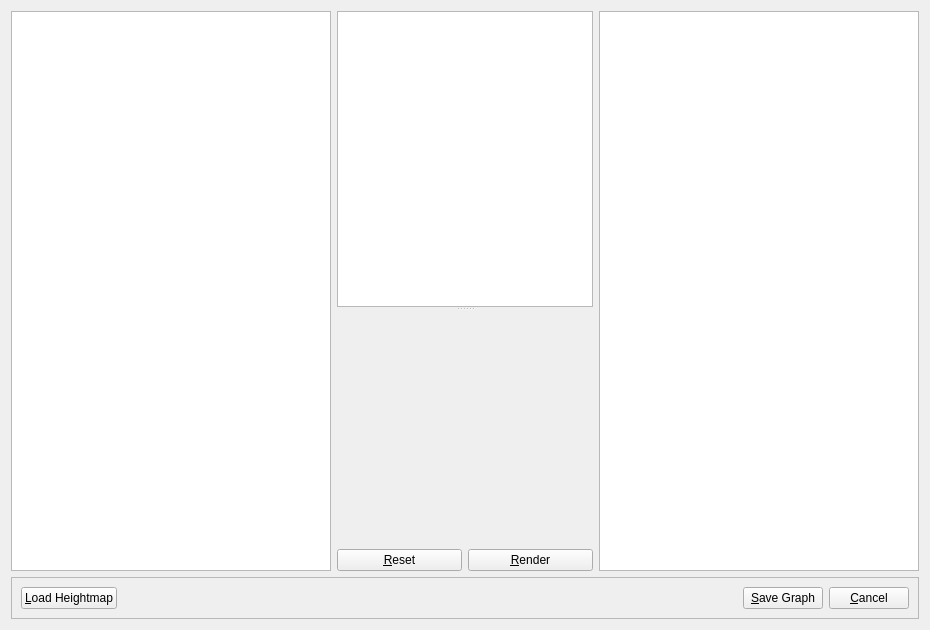
Old version of the form editor/heightmapeditor.ui in the repository voodooattack/ADWIF.
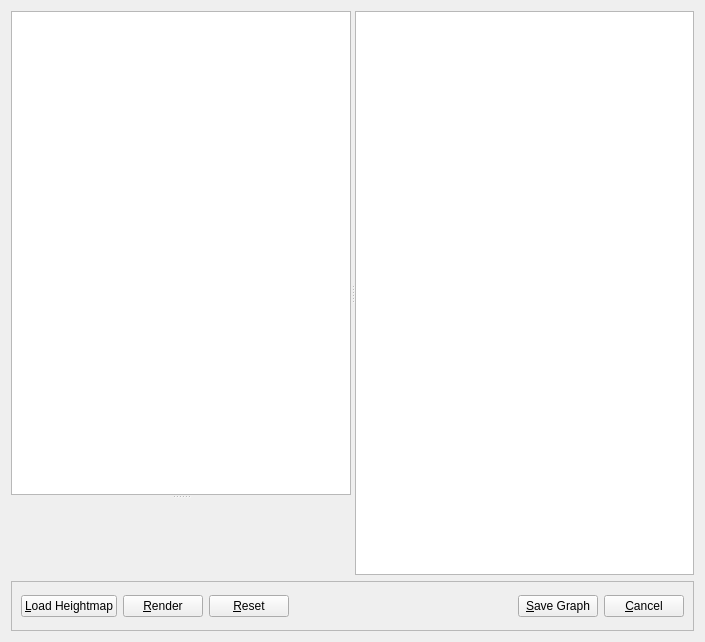
New version of the form. Custom widgets are drawn as their Qt base class.

Commit message: Lots of work on the editor, noise graph building UI.

Patch:
```diff
--- a/editor/heightmapeditor.ui
+++ b/editor/heightmapeditor.ui
@@ -6,63 +6,60 @@
    <rect>
     <x>0</x>
     <y>0</y>
-    <width>927</width>
-    <height>629</height>
+    <width>705</width>
+    <height>642</height>
    </rect>
   </property>
   <property name="windowTitle">
    <string>Heightmap Graph Editor</string>
   </property>
-  <layout class="QGridLayout" name="gridLayout_2">
-   <property name="sizeConstraint">
-    <enum>QLayout::SetFixedSize</enum>
-   </property>
-   <item row="0" column="0">
-    <layout class="QGridLayout" name="gridLayout_4">
-     <item row="1" column="1">
-      <layout class="QGridLayout" name="gridLayout_5">
-       <item row="0" column="1">
-        <widget class="QPushButton" name="buttonRender">
-         <property name="text">
-          <string>&amp;Render</string>
-         </property>
-        </widget>
-       </item>
-       <item row="0" column="0">
-        <widget class="QPushButton" name="buttonReset">
-         <property name="text">
-          <string>&amp;Reset</string>
-         </property>
-        </widget>
-       </item>
-      </layout>
-     </item>
-     <item row="0" column="0" rowspan="2">
-      <widget class="QGraphicsView" name="cellSelectView">
-       <property name="minimumSize">
-        <size>
-         <width>320</width>
-         <height>560</height>
-        </size>
-       </property>
-      </widget>
-     </item>
-     <item row="0" column="2" rowspan="2">
-      <widget class="QGraphicsView" name="renderView">
-       <property name="minimumSize">
-        <size>
-         <width>320</width>
-         <height>560</height>
-        </size>
+  <layout class="QVBoxLayout" name="verticalLayout">
+   <item>
+    <widget class="QSplitter" name="splitterMain">
+     <property name="sizePolicy">
+      <sizepolicy hsizetype="Expanding" vsizetype="Expanding">
+       <horstretch>0</horstretch>
+       <verstretch>0</verstretch>
+      </sizepolicy>
+     </property>
+     <property name="orientation">
+      <enum>Qt::Horizontal</enum>
+     </property>
+     <property name="opaqueResize">
+      <bool>false</bool>
+     </property>
+     <widget class="QSplitter" name="splitter">
+      <property name="orientation">
+       <enum>Qt::Vertical</enum>
+      </property>
+      <widget class="ADWIF::NoiseGraphBuilder" name="graphBuilder">
+       <property name="headerHidden">
+        <bool>true</bool>
        </property>
       </widget>
-     </item>
-     <item row="2" column="0" colspan="3">
+      <widget class="QtTreePropertyBrowser" name="propertyBrowser" native="true"/>
+     </widget>
+     <widget class="QGraphicsView" name="renderView"/>
+    </widget>
+   </item>
+   <item>
       <widget class="QFrame" name="frame">
+     <property name="sizePolicy">
+      <sizepolicy hsizetype="Preferred" vsizetype="Fixed">
+       <horstretch>0</horstretch>
+       <verstretch>0</verstretch>
+      </sizepolicy>
+     </property>
        <property name="minimumSize">
         <size>
          <width>0</width>
-         <height>30</height>
+       <height>50</height>
+      </size>
+     </property>
+     <property name="baseSize">
+      <size>
+       <width>0</width>
+       <height>50</height>
         </size>
        </property>
        <property name="frameShape">
@@ -72,14 +69,35 @@
         <enum>QFrame::Raised</enum>
        </property>
        <layout class="QGridLayout" name="gridLayout_3">
-        <item row="0" column="4">
+      <item row="0" column="1">
+       <widget class="QPushButton" name="buttonRender">
+        <property name="text">
+         <string>&amp;Render</string>
+        </property>
+       </widget>
+      </item>
+      <item row="0" column="6">
+       <widget class="QPushButton" name="buttonCancel">
+        <property name="text">
+         <string>&amp;Cancel</string>
+        </property>
+       </widget>
+      </item>
+      <item row="0" column="0">
+       <widget class="QPushButton" name="buttonLoad">
+        <property name="text">
+         <string>&amp;Load Heightmap</string>
+        </property>
+       </widget>
+      </item>
+      <item row="0" column="5">
          <widget class="QPushButton" name="buttonSave">
           <property name="text">
            <string>&amp;Save Graph</string>
           </property>
          </widget>
         </item>
-        <item row="0" column="2">
+      <item row="0" column="3">
          <spacer name="horizontalSpacer">
           <property name="orientation">
            <enum>Qt::Horizontal</enum>
@@ -92,50 +110,15 @@
           </property>
          </spacer>
         </item>
-        <item row="0" column="5">
-         <widget class="QPushButton" name="buttonCancel">
+      <item row="0" column="2">
+       <widget class="QPushButton" name="buttonReset">
           <property name="text">
-           <string>&amp;Cancel</string>
+         <string>&amp;Reset</string>
           </property>
          </widget>
         </item>
-        <item row="0" column="0">
-         <widget class="QPushButton" name="buttonLoad">
-          <property name="text">
-           <string>&amp;Load Heightmap</string>
-          </property>
-         </widget>
-        </item>
-       </layout>
-      </widget>
-     </item>
-     <item row="0" column="1">
-      <widget class="QSplitter" name="splitter">
-       <property name="orientation">
-        <enum>Qt::Vertical</enum>
-       </property>
-       <widget class="QTreeView" name="treeView">
-        <property name="minimumSize">
-         <size>
-          <width>255</width>
-          <height>0</height>
-         </size>
-        </property>
-        <property name="headerHidden">
-         <bool>true</bool>
-        </property>
-       </widget>
-       <widget class="QtTreePropertyBrowser" name="propertyBrowser" native="true">
-        <property name="minimumSize">
-         <size>
-          <width>0</width>
-          <height>150</height>
-         </size>
-        </property>
-       </widget>
-      </widget>
-     </item>
-    </layout>
+     </layout>
+    </widget>
    </item>
   </layout>
  </widget>
@@ -146,6 +129,11 @@
    <header location="global">qttreepropertybrowser.h</header>
    <container>1</container>
   </customwidget>
+  <customwidget>
+   <class>ADWIF::NoiseGraphBuilder</class>
+   <extends>QTreeView</extends>
+   <header>noisegraphbuilder.hpp</header>
+  </customwidget>
  </customwidgets>
  <resources>
   <include location="../../../Desktop/dev/ADWIF/editor/resources.qrc"/>
```
Lines whose indentation alone changed are shown as unchanged. The commit also changes 33 other files.
